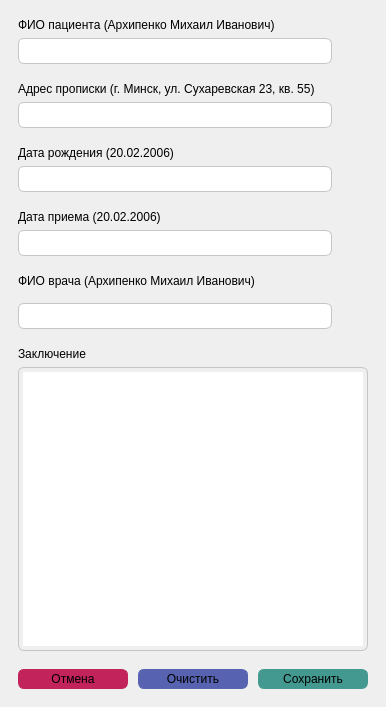
The window that lab_2/ui/adding_data_window.ui (Artemdjdj/PPOIS_4) describes before a commit, drawn with Qt 5.
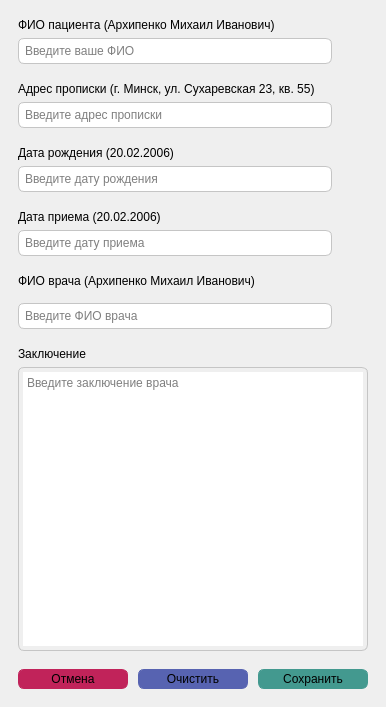
The same window after the commit. Icons and pictures are not drawn.

What changed in the file:
```diff
--- a/lab_2/ui/adding_data_window.ui
+++ b/lab_2/ui/adding_data_window.ui
@@ -133,6 +133,9 @@
 border-radius:6px;
 padding:4px;</string>
                  </property>
+                 <property name="placeholderText">
+                  <string>Введите ваше ФИО</string>
+                 </property>
                 </widget>
                </item>
                <item>
@@ -208,6 +211,9 @@
 border-radius:6px;
 padding:4px;</string>
                  </property>
+                 <property name="placeholderText">
+                  <string>Введите адрес прописки</string>
+                 </property>
                 </widget>
                </item>
                <item>
@@ -283,6 +289,9 @@
 border-radius:6px;
 padding:4px;</string>
                  </property>
+                 <property name="placeholderText">
+                  <string>Введите дату рождения</string>
+                 </property>
                 </widget>
                </item>
                <item>
@@ -361,6 +370,9 @@
 border-radius:6px;
 padding:4px;</string>
                  </property>
+                 <property name="placeholderText">
+                  <string>Введите дату приема</string>
+                 </property>
                 </widget>
                </item>
                <item>
@@ -433,6 +445,9 @@
 border-radius:6px;
 padding:4px;</string>
                  </property>
+                 <property name="placeholderText">
+                  <string>Введите ФИО врача</string>
+                 </property>
                 </widget>
                </item>
                <item>
@@ -484,6 +499,9 @@
 border-radius:6px;
 padding:4px;</string>
               </property>
+              <property name="placeholderText">
+               <string>Введите заключение врача</string>
+              </property>
              </widget>
             </item>
            </layout>
```
Left out of the diff: 40 changed lines with no effect on the pictures.
